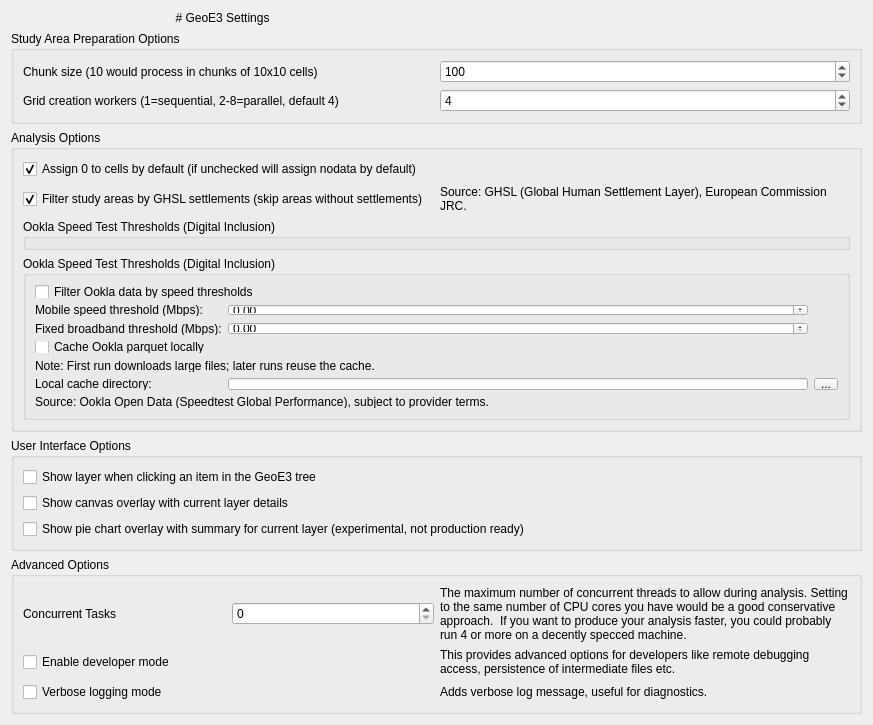
Before: the Qt Designer form geest/ui/geoe3_settings_base.ui in osundwajeff/GEEST, drawn with Qt 5.
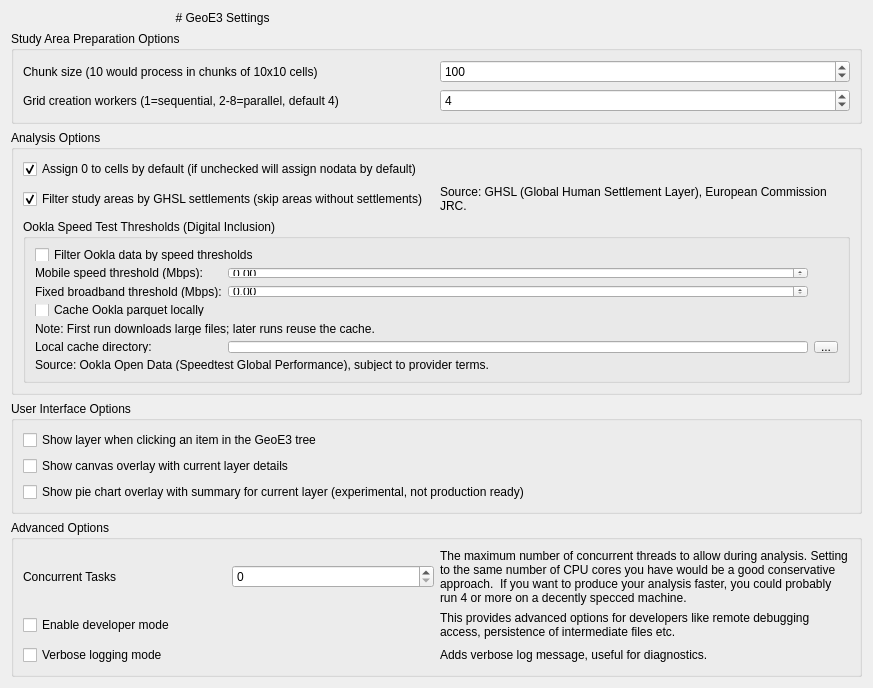
After: the same form once the commit is applied.

```diff
--- a/geest/ui/geoe3_settings_base.ui
+++ b/geest/ui/geoe3_settings_base.ui
@@ -115,16 +115,6 @@
           </property>
          </widget>
         </item>
-       <item row="2" column="0" colspan="2">
-        <widget class="QGroupBox" name="groupBox_ookla">
-         <property name="title">
-          <string>Ookla Speed Test Thresholds (Digital Inclusion)</string>
-        </property>
-        <property name="checked">
-         <bool>true</bool>
-        </property>
-       </widget>
-       </item>
        <item row="3" column="0" colspan="2">
         <widget class="QGroupBox" name="groupBox_ookla">
          <property name="title">
```
